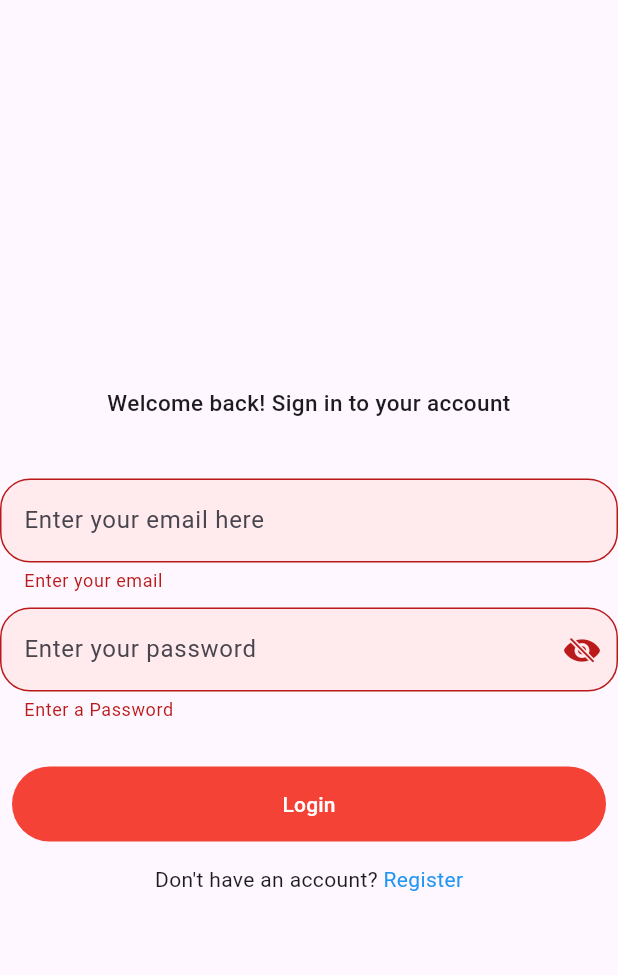
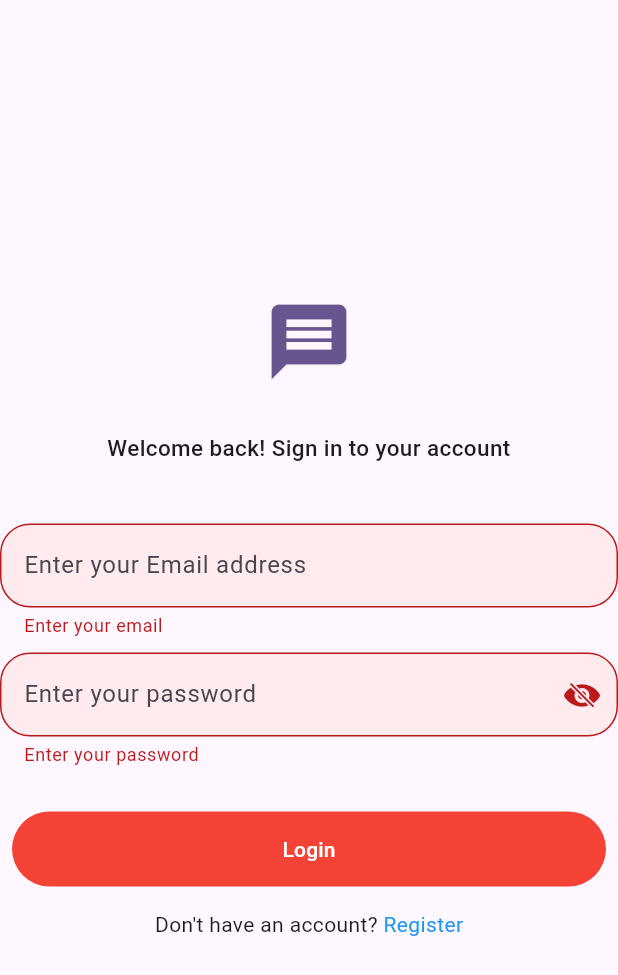
Before and after one commit to ogunkapc/Chatter, a Flutter app: the screen it shows after launch, after a tap on "Login", on a phone screen of 412 x 824 dp. Shown: the top 975 px of the screen. Run offline on Flutter 3.47's test engine with Material 3 defaults, Android fonts, the phone set to English and light mode, and no system bars; our stand-ins replace firebase_auth, firebase_core; accounts and stored records are empty.

Commit message:
created reusable TextFormField

```diff
--- a/lib/screens/auth/login.dart
+++ b/lib/screens/auth/login.dart
@@ -4,6 +4,8 @@ import 'package:chatter/widgets/custom_button.dart';
 import 'package:firebase_auth/firebase_auth.dart';
 import 'package:flutter/cupertino.dart';
 import 'package:flutter/material.dart';
+
+import '../../widgets/my_text_form_field.dart';
 
 class LoginScreen extends StatefulWidget {
   const LoginScreen({super.key, required this.onTap});
@@ -29,6 +31,11 @@ class _LoginScreenState extends State<LoginScreen> {
       body: Column(
         mainAxisAlignment: MainAxisAlignment.center,
         children: [
+          Icon(
+            Icons.message,
+            size: 60,
+            color: Theme.of(context).colorScheme.primary,
+          ),
           const Padding(
             padding: EdgeInsets.only(top: 30.0, bottom: 40),
             child: Center(
@@ -46,59 +53,21 @@ class _LoginScreenState extends State<LoginScreen> {
             key: _formkey,
             child: Column(
               children: [
-                TextFormField(
+                MyTextFormField(
                   controller: _email,
-                  autocorrect: false,
                   keyboardType: TextInputType.emailAddress,
-                  validator: (value) {
-                    if (value == null || value.isEmpty) {
-                      return "Enter your email";
-                    } else {
-                      return null;
-                    }
-                  },
-                  decoration: InputDecoration(
-                    hintText: "Enter your email here",
-                    filled: true,
-                    fillColor: Colors.red.shade50,
-                    border: OutlineInputBorder(
-                      borderRadius: BorderRadius.circular(20),
-                    ),
-                  ),
+                  errorMessage: "Enter your email",
+                  hintText: "Enter your Email address",
                 ),
                 const SizedBox(
                   height: 10,
                 ),
-                TextFormField(
+                MyTextFormField(
                   controller: _password,
-                  obscureText: isSelectionOn,
-                  enableSuggestions: false,
-                  autocorrect: false,
                   keyboardType: TextInputType.visiblePassword,
-                  validator: (value) {
-                    if (value == null || value.isEmpty) {
-                      return "Enter a Password";
-                    } else {
-                      return null;
-                    }
-                  },
-                  decoration: InputDecoration(
-                      hintText: "Enter your password",
-                      filled: true,
-                      fillColor: Colors.red.shade50,
-                      border: OutlineInputBorder(
-                        borderRadius: BorderRadius.circular(20),
-                      ),
-                      suffixIcon: GestureDetector(
-                        onTap: () {
-                          setState(() {
-                            isSelectionOn = !isSelectionOn;
-                          });
-                        },
-                        child: Icon(isSelectionOn
-                            ? CupertinoIcons.eye_slash_fill
-                            : CupertinoIcons.eye_fill),
-                      )),
+                  errorMessage: "Enter your password",
+                  hintText: "Enter your password",
+                  isPasswordField: true,
                 ),
               ],
             ),
--- a/lib/widgets/custom_button.dart
+++ b/lib/widgets/custom_button.dart
@@ -26,7 +26,9 @@ class CustomButton extends StatelessWidget {
           style: TextButton.styleFrom(backgroundColor: btnColor ?? Colors.red),
           onPressed: submit ??
               () => Navigator.push(
-                  context, MaterialPageRoute(builder: (context) => nextPage!)),
+                    context,
+                    MaterialPageRoute(builder: (context) => nextPage!),
+                  ),
           // onPressed: (){
           //   Navigator.push(context, MaterialPageRoute(builder: (context)=>   summit ?? Placeholder()));
           // },
--- /dev/null
+++ b/lib/widgets/my_text_form_field.dart
@@ -0,0 +1,70 @@
+import 'package:flutter/cupertino.dart';
+import 'package:flutter/material.dart';
+
+class MyTextFormField extends StatefulWidget {
+  const MyTextFormField({
+    super.key,
+    required this.controller,
+    required this.keyboardType,
+    required this.errorMessage,
+    required this.hintText,
+    this.isPasswordField = false,
+  });
+
+  final TextEditingController controller;
+  final TextInputType keyboardType;
+  final String errorMessage;
+  final String hintText;
+  final bool isPasswordField;
+
+  @override
+  State<MyTextFormField> createState() => _MyTextFormFieldState();
+}
+
+class _MyTextFormFieldState extends State<MyTextFormField> {
+  bool obscureText = false;
+
+  // Initialize based on the type of field
+  @override
+  void initState() {
+    obscureText = widget.isPasswordField;
+    super.initState();
+  }
+
+  @override
+  Widget build(BuildContext context) {
+    return TextFormField(
+      controller: widget.controller,
+      obscureText: obscureText,
+      autocorrect: false,
+      keyboardType: widget.keyboardType,
+      validator: (value) {
+        if (value == null || value.isEmpty) {
+          return widget.errorMessage;
+        } else {
+          return null;
+        }
+      },
+      decoration: InputDecoration(
+        hintText: widget.hintText,
+        filled: true,
+        fillColor: Colors.red.shade50,
+        border: OutlineInputBorder(
+          borderRadius: BorderRadius.circular(20),
+        ),
+        suffixIcon: widget.isPasswordField
+        ? GestureDetector(
+          onTap: () {
+            setState(() {
+              obscureText = !obscureText;
+            });
+          },
+          child: Icon(obscureText
+              ? CupertinoIcons.eye_slash_fill
+              : CupertinoIcons.eye_fill),
+        )
+        : null,
+      ),
+    );
+  }
+}
```
